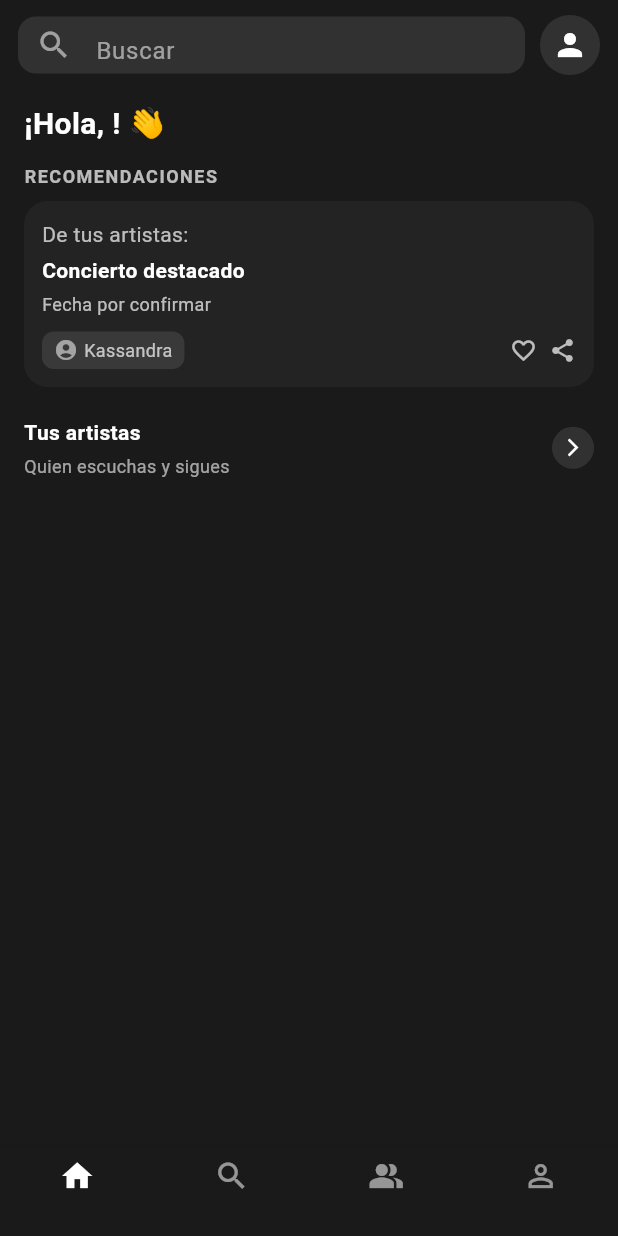
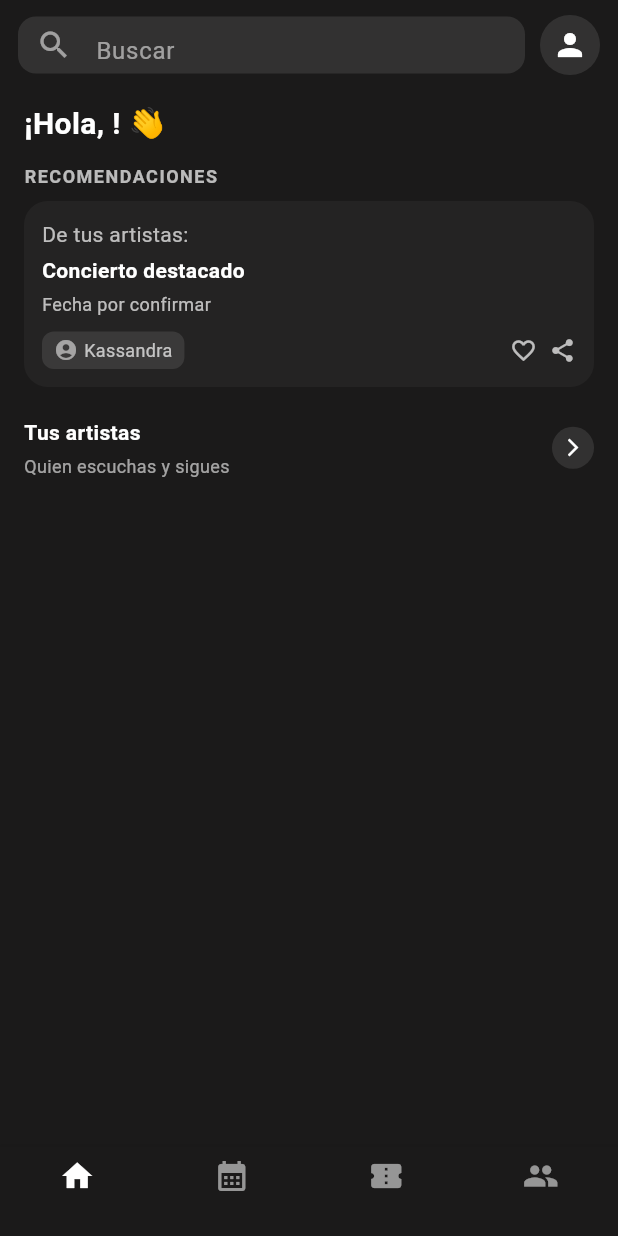
Before and after one commit to ASaez-D/VibraAPP, a Flutter app: the HomeScreen screen opened directly with empty values, on a phone screen of 412 x 824 dp. Run offline on Flutter 3.47's test engine with Material 3 defaults, Android fonts, the phone set to English and light mode, and no system bars; our stand-ins replace firebase_auth, firebase_core, google_fonts, google_sign_in, shared_preferences; missing offline and left inert: flutter_web_auth_2; accounts and stored records are empty; project files that could hold a hidden picture were left out.

Commit message:
HomeScreen Funcional

```diff
--- a/lib/screens/home_screen.dart
+++ b/lib/screens/home_screen.dart
@@ -5,18 +5,72 @@ import 'payments_screen.dart';
 import 'privacity_screen.dart';
 import 'notifications_screen.dart';
 import 'customizeProfile_screen.dart';
+import 'calendar_screen.dart';
+import 'ticket_screen.dart';
+import 'social_screen.dart';
 
-class HomeScreen extends StatelessWidget {
+class HomeScreen extends StatefulWidget {
   final String displayName;
 
   const HomeScreen({super.key, required this.displayName});
 
   @override
+  State<HomeScreen> createState() => _HomeScreenState();
+}
+
+class _HomeScreenState extends State<HomeScreen> {
+  int _currentIndex = 0;
+
+  // Lista de tickets de ejemplo
+  final List<Ticket> myTickets = [
+    Ticket(
+      eventName: "Concierto de Kassandra",
+      eventDate: DateTime(2025, 12, 20),
+      location: "Auditorio Nacional",
+      status: "Activa",
+    ),
+    Ticket(
+      eventName: "Festival de Música",
+      eventDate: DateTime(2026, 1, 15),
+      location: "Estadio Central",
+      status: "Usada",
+    ),
+  ];
+
+  // Navegación inferior
+  void _onTabTapped(int index) {
+    switch (index) {
+      case 1:
+        Navigator.push(
+          context,
+          MaterialPageRoute(builder: (_) => const CalendarScreen()),
+        );
+        break;
+
+      case 2:
+        Navigator.push(
+          context,
+          MaterialPageRoute(builder: (_) => TickerScreen(tickets: myTickets)),
+        );
+        break;
+
+      case 3:
+        Navigator.push(
+          context,
+          MaterialPageRoute(builder: (_) => const SocialScreen()),
+        );
+        break;
+    }
+
+    setState(() {
+      _currentIndex = index;
+    });
+  }
+
+  @override
   Widget build(BuildContext context) {
     return Scaffold(
-      backgroundColor: const Color(0xFF1B1A1A), // Fondo oscuro
-
-      // 🔝 AppBar personalizado
+      backgroundColor: const Color(0xFF1B1A1A),
       appBar: PreferredSize(
         preferredSize: const Size.fromHeight(80),
         child: SafeArea(
@@ -24,7 +78,6 @@ class HomeScreen extends StatelessWidget {
             padding: const EdgeInsets.symmetric(horizontal: 12, vertical: 10),
             child: Row(
               children: [
-                // 🔍 Barra de búsqueda
                 Expanded(
                   child: Container(
                     height: 38,
@@ -44,10 +97,7 @@ class HomeScreen extends StatelessWidget {
                     ),
                   ),
                 ),
-
                 const SizedBox(width: 10),
-
-                // 👤 Icono perfil con Drawer
                 Builder(
                   builder: (context) => GestureDetector(
                     onTap: () => Scaffold.of(context).openEndDrawer(),
@@ -66,24 +116,19 @@ class HomeScreen extends StatelessWidget {
           ),
         ),
       ),
-
-      // 📜 CUERPO PRINCIPAL
       body: SingleChildScrollView(
         padding: const EdgeInsets.symmetric(horizontal: 16, vertical: 8),
         child: Column(
           crossAxisAlignment: CrossAxisAlignment.start,
           children: [
-            // 👋 Saludo con el nombre
             Text(
-              '¡Hola, $displayName! 👋',
+              '¡Hola, ${widget.displayName}! 👋',
               style: const TextStyle(
                   color: Colors.white,
                   fontSize: 20,
                   fontWeight: FontWeight.bold),
             ),
-
             const SizedBox(height: 12),
-
             const Text(
               'RECOMENDACIONES',
               style: TextStyle(
@@ -93,10 +138,7 @@ class HomeScreen extends StatelessWidget {
                 letterSpacing: 1,
               ),
             ),
-
             const SizedBox(height: 8),
-
-            // 🎟️ Card de recomendación (SIN IMÁGENES)
             Container(
               decoration: BoxDecoration(
                 color: const Color(0xFF242323),
@@ -106,21 +148,15 @@ class HomeScreen extends StatelessWidget {
               child: Column(
                 crossAxisAlignment: CrossAxisAlignment.start,
                 children: [
-                  const Text(
-                    'De tus artistas:',
-                    style: TextStyle(color: Colors.white70),
-                  ),
+                  const Text('De tus artistas:',
+                      style: TextStyle(color: Colors.white70)),
                   const SizedBox(height: 4),
-                  const Text(
-                    'Concierto destacado',
-                    style: TextStyle(
-                        color: Colors.white, fontWeight: FontWeight.bold),
-                  ),
+                  const Text('Concierto destacado',
+                      style: TextStyle(
+                          color: Colors.white, fontWeight: FontWeight.bold)),
                   const SizedBox(height: 4),
-                  const Text(
-                    'Fecha por confirmar',
-                    style: TextStyle(color: Colors.white70, fontSize: 12),
-                  ),
+                  const Text('Fecha por confirmar',
+                      style: TextStyle(color: Colors.white70, fontSize: 12)),
                   const SizedBox(height: 10),
                   Row(
                     children: [
@@ -155,10 +191,7 @@ class HomeScreen extends StatelessWidget {
                 ],
               ),
             ),
-
             const SizedBox(height: 20),
-
-            // 👥 Sección "Tus artistas"
             Row(
               mainAxisAlignment: MainAxisAlignment.spaceBetween,
               children: [
@@ -185,34 +218,31 @@ class HomeScreen extends StatelessWidget {
                 ),
               ],
             ),
-
             const SizedBox(height: 80),
           ],
         ),
       ),
-
-      // ⚫ Barra de navegación inferior
       bottomNavigationBar: BottomNavigationBar(
         backgroundColor: const Color(0xFF1B1A1A),
         selectedItemColor: Colors.white,
         unselectedItemColor: Colors.white54,
         type: BottomNavigationBarType.fixed,
+        currentIndex: _currentIndex,
+        onTap: _onTabTapped,
         items: const [
           BottomNavigationBarItem(icon: Icon(Icons.home), label: ''),
-          BottomNavigationBarItem(icon: Icon(Icons.search), label: ''),
-          BottomNavigationBarItem(icon: Icon(Icons.people_alt), label: ''),
-          BottomNavigationBarItem(icon: Icon(Icons.person_outline), label: ''),
+          BottomNavigationBarItem(icon: Icon(Icons.calendar_month), label: ''),
+          BottomNavigationBarItem(
+              icon: Icon(Icons.confirmation_num), label: ''),
+          BottomNavigationBarItem(icon: Icon(Icons.people), label: ''),
         ],
       ),
-
-      // 🔘 Drawer derecho
       endDrawer: Drawer(
         backgroundColor: const Color(0xFF0E0E0E),
         child: SafeArea(
           child: Column(
             crossAxisAlignment: CrossAxisAlignment.start,
             children: [
-              // Nombre + editar perfil
               Padding(
                 padding:
                     const EdgeInsets.symmetric(horizontal: 16, vertical: 20),
@@ -220,7 +250,7 @@ class HomeScreen extends StatelessWidget {
                   crossAxisAlignment: CrossAxisAlignment.start,
                   children: [
                     Text(
-                      displayName,
+                      widget.displayName,
                       style: const TextStyle(
                           color: Colors.white,
                           fontSize: 20,
@@ -245,22 +275,16 @@ class HomeScreen extends StatelessWidget {
                 ),
               ),
               const Divider(color: Colors.white24),
-
-              // Opciones del menú
-              _menuItem(context, "Pagos", Icons.payment,
-                  const PaymentsScreen()),
+              _menuItem(
+                  context, "Pagos", Icons.payment, const PaymentsScreen()),
               _menuItem(context, "Notificaciones", Icons.notifications,
                   const NotificationsScreen()),
               _menuItem(context, "Privacidad", Icons.vpn_key,
                   const PrivacityScreen()),
               _menuItem(context, "Configuración", Icons.settings,
                   const SettingsScreen()),
-
               const Spacer(),
-
               const Divider(color: Colors.white24),
-
-              // Cerrar sesión
               ListTile(
                 leading: const Icon(Icons.logout, color: Colors.redAccent),
                 title: const Text(
@@ -272,8 +296,7 @@ class HomeScreen extends StatelessWidget {
                   Navigator.of(context).pop();
                   Navigator.pushReplacement(
                     context,
-                    MaterialPageRoute(
-                        builder: (_) => const LoginScreen()),
+                    MaterialPageRoute(builder: (_) => const LoginScreen()),
                   );
                 },
               ),
@@ -284,7 +307,6 @@ class HomeScreen extends StatelessWidget {
     );
   }
 
-  // Método reusable para items del menú
   Widget _menuItem(
       BuildContext context, String title, IconData icon, Widget screen) {
     return ListTile(
```
